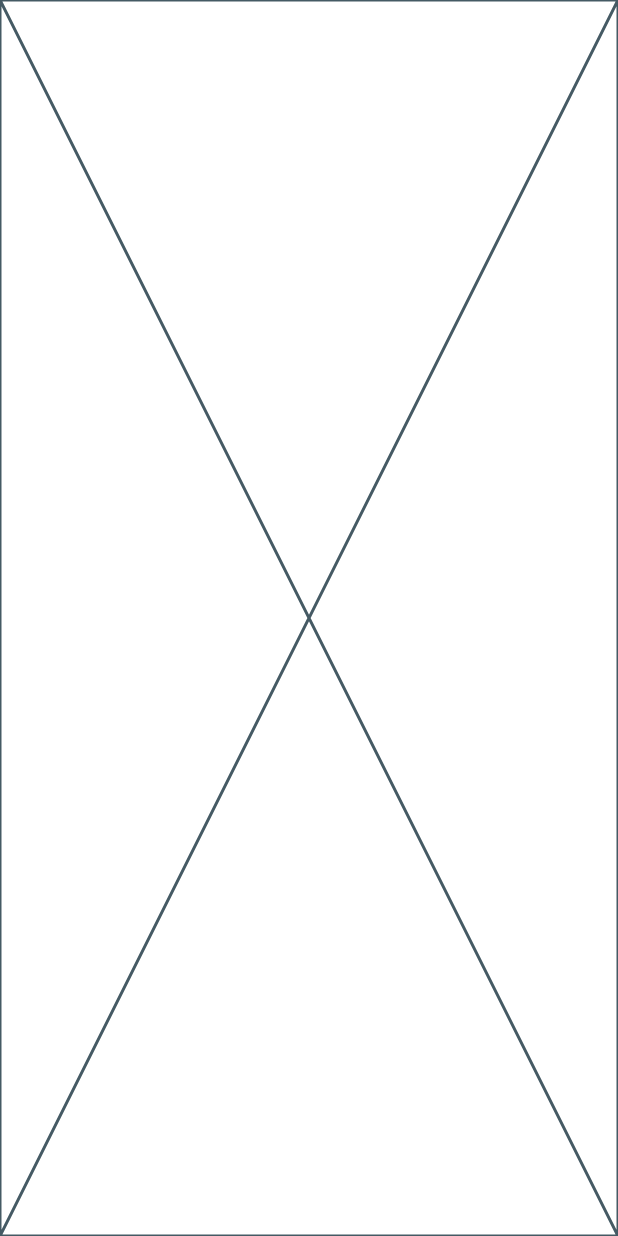
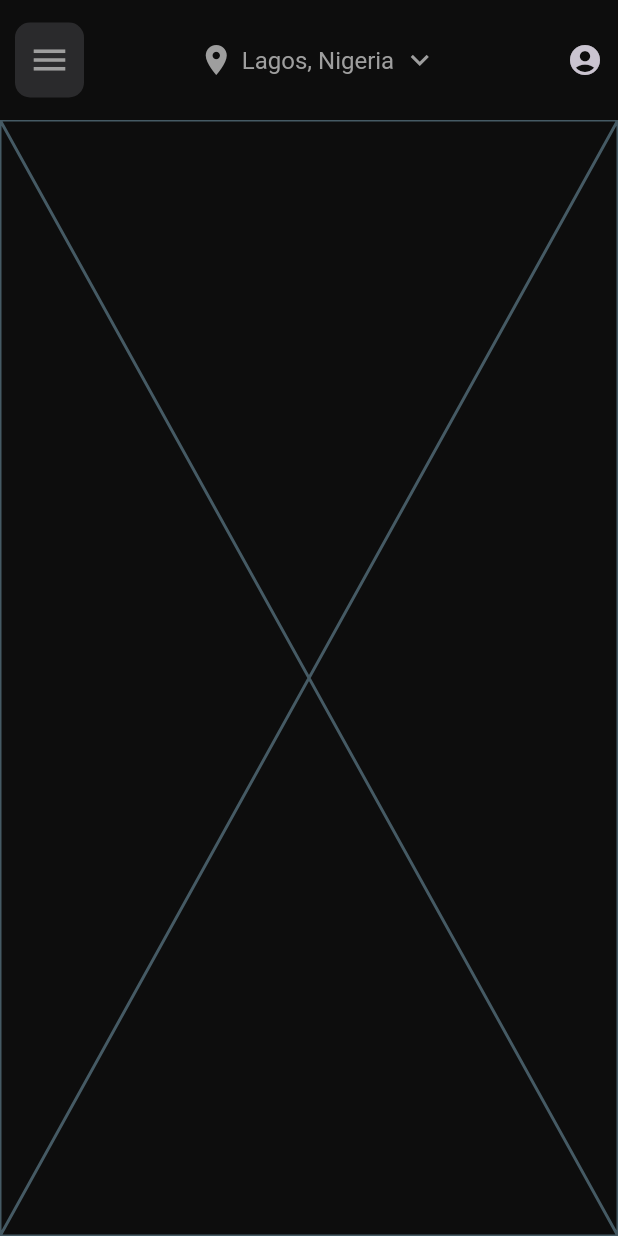
Before and after one commit to JoshuaOzibo/Mobile_Food_App, a Flutter app: the screen it shows after launch, on a phone screen of 412 x 824 dp. Run offline on Flutter 3.47's test engine with Material 3 defaults, Android fonts, the phone set to English and light mode, and no system bars.

Commit message:
Implement HomePage with custom AppBar and integrate NovaColors and AppText

```diff
--- /dev/null
+++ b/lib/core/app_text.dart
@@ -0,0 +1,6 @@
+import 'package:flutter/material.dart';
+
+class AppText {
+  static const appTitle = 'Lagos, Nigeria';
+  static const bodyTitle = 'Discover Delicious Eats on the Go';
+}
--- /dev/null
+++ b/lib/core/icons.dart
@@ -0,0 +1,12 @@
+import 'package:flutter/material.dart';
+
+
+final List<Map<String, dynamic>> uiIcons = [
+  {
+    "menu": Icons.menu,
+    "location": Icons.location_on,
+    "arrow_down": Icons.keyboard_arrow_down,
+    "avater": Icons.account_circle,
+    "search": Icons.search,
+  }
+];
--- /dev/null
+++ b/lib/core/nova_colors.dart
@@ -0,0 +1,26 @@
+import 'package:flutter/material.dart';
+
+class NovaColors {
+  // Background
+  static const Color backgroundDark = Color(0xFF0D0D0D);
+  static const Color cardDark = Color(0xFF1C1C1E);
+
+  // Primary Accent
+  static const Color primaryOrange = Color(0xFFE87722);
+
+  // Text
+  static const Color textWhite = Color(0xFFFFFFFF);
+  static const Color textSecondary = Color(0xFFB3B3B3);
+  static const Color textGray = Color(0xFF9E9E9E);
+
+  // Icons & Ratings
+  static const Color starYellow = Color(0xFFFFC107);
+  static const Color searchBar = Color(0xFF2A2A2C);
+
+  // Price
+  static const Color priceWhite = Color(0xFFFFFFFF);
+
+  // Ingredient Labels
+  static const Color chipsRed = Color(0xFF9C1A1A);
+  static const Color cucumberGreen = Color(0xFF1A7D3C);
+}
--- a/lib/main.dart
+++ b/lib/main.dart
@@ -1,4 +1,6 @@
 import 'package:flutter/material.dart';
+import 'package:mobile_food_app/pages/home_page.dart';
+import 'package:mobile_food_app/core/nova_colors.dart';
 
 void main() {
   runApp(MyApp());
@@ -10,7 +12,12 @@ class MyApp extends StatelessWidget {
   @override
   Widget build(BuildContext context) {
     return MaterialApp(
-      home: Placeholder(),
+      debugShowCheckedModeBanner: false,
+      themeMode: ThemeMode.dark,
+      darkTheme: ThemeData.dark(useMaterial3: true).copyWith(
+        appBarTheme: AppBarTheme(backgroundColor: NovaColors.backgroundDark),
+      ),
+      home: HomePage(),
     );
   }
 }
--- /dev/null
+++ b/lib/pages/home_page.dart
@@ -0,0 +1,60 @@
+import 'package:flutter/material.dart';
+import 'package:mobile_food_app/core/icons.dart';
+import 'package:mobile_food_app/core/nova_colors.dart';
+import 'package:mobile_food_app/core/app_text.dart';
+
+class HomePage extends StatelessWidget {
+  const HomePage({super.key});
+
+  @override
+  Widget build(BuildContext context) {
+    final homeIcons = uiIcons.map((item) => item).toList();
+    return Scaffold(
+      backgroundColor: const Color.fromRGBO(13, 13, 13, 1),
+      appBar: AppBar(
+        actionsPadding: EdgeInsetsDirectional.symmetric(horizontal: 10),
+        toolbarHeight: 80,
+        leading: Align(
+          alignment: Alignment.center,
+          child: SizedBox(
+            height: 50,
+            width: 100,
+            child: Container(
+              margin: const EdgeInsets.only(left: 10),
+              decoration: BoxDecoration(
+                color: NovaColors.searchBar,
+                borderRadius: BorderRadius.circular(10),
+              ),
+              child: Icon(
+                homeIcons[0]['menu'],
+                size: 28,
+                color: NovaColors.textGray,
+              ),
+            ),
+          ),
+        ),
+
+        title: Row(
+          spacing: 5,
+          mainAxisAlignment: MainAxisAlignment.center,
+          children: [
+            Icon(uiIcons[0]['location'], color: NovaColors.textGray),
+            Text(
+              AppText.appTitle,
+              style: TextStyle(
+                color: NovaColors.textGray,
+                fontSize: 16,
+                // fontFamily:
+              ),
+            ),
+
+            Icon(uiIcons[0]['arrow_down'], color: NovaColors.textGray),
+          ],
+        ),
+
+        actions: [Icon(homeIcons[0]['avater'])],
+      ),
+      body: Placeholder(),
+    );
+  }
+}
```
